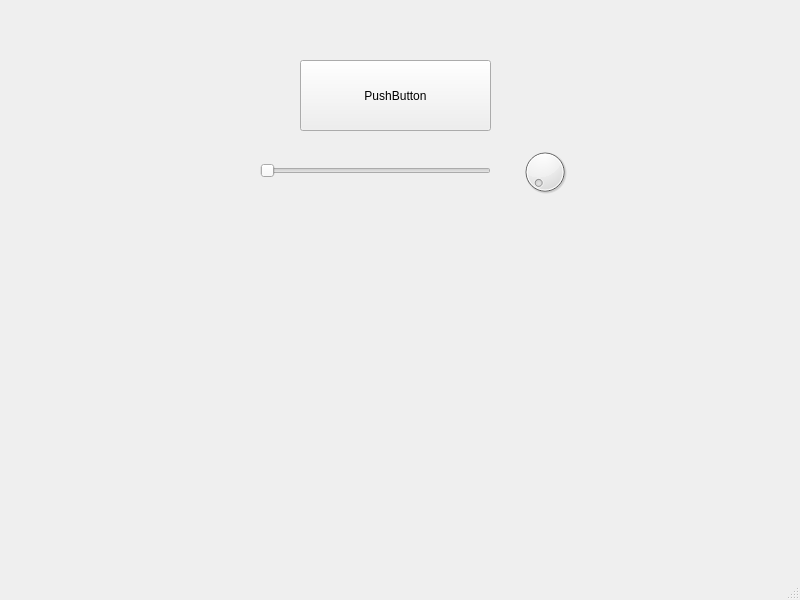
Old version of the form ui/mainwindow.ui in the repository ltworf/scurpiddu.
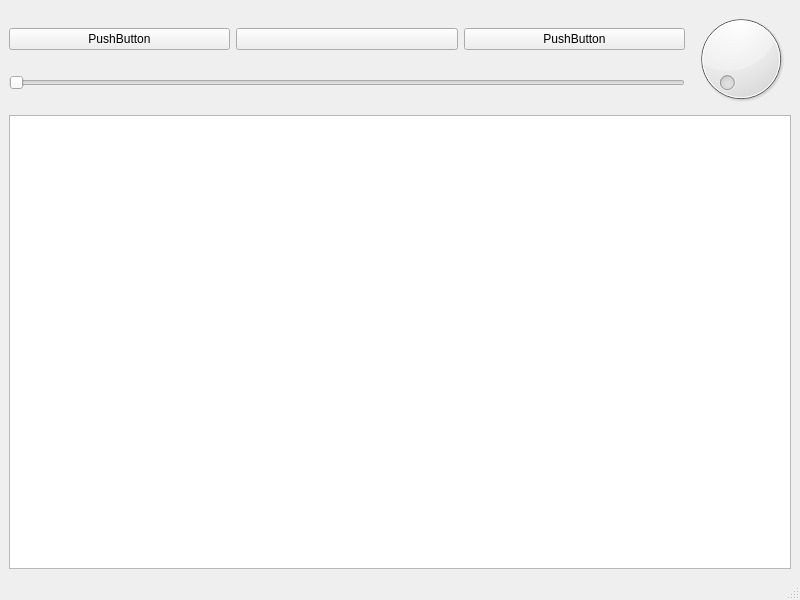
New version of the form. Icons and pictures are not drawn.

```diff
--- a/ui/mainwindow.ui
+++ b/ui/mainwindow.ui
@@ -14,61 +14,84 @@
    <string>MainWindow</string>
   </property>
   <widget class="QWidget" name="centralwidget">
-   <widget class="QDial" name="volume">
-    <property name="geometry">
-     <rect>
-      <x>520</x>
-      <y>140</y>
-      <width>50</width>
-      <height>64</height>
-     </rect>
-    </property>
-    <property name="maximum">
-     <number>100</number>
-    </property>
-   </widget>
-   <widget class="QSlider" name="seekBar">
-    <property name="geometry">
-     <rect>
-      <x>260</x>
-      <y>160</y>
-      <width>231</width>
-      <height>21</height>
-     </rect>
-    </property>
-    <property name="mouseTracking">
-     <bool>false</bool>
-    </property>
-    <property name="tracking">
-     <bool>false</bool>
-    </property>
-    <property name="orientation">
-     <enum>Qt::Horizontal</enum>
-    </property>
-   </widget>
-   <widget class="QPushButton" name="cmdPlayPause">
-    <property name="geometry">
-     <rect>
-      <x>300</x>
-      <y>60</y>
-      <width>191</width>
-      <height>71</height>
-     </rect>
-    </property>
-    <property name="text">
-     <string>PushButton</string>
-    </property>
-    <property name="icon">
-     <iconset>
-      <normaloff>../../../../../usr/share/icons/oxygen/base/48x48/actions/media-playback-pause.png</normaloff>../../../../../usr/share/icons/oxygen/base/48x48/actions/media-playback-pause.png</iconset>
-    </property>
-    <property name="iconSize">
-     <size>
-      <width>48</width>
-      <height>48</height>
-     </size>
-    </property>
-   </widget>
+   <layout class="QVBoxLayout" name="verticalLayout_2">
+    <item>
+     <layout class="QHBoxLayout" name="horizontalLayout_2">
+      <item>
+       <layout class="QVBoxLayout" name="verticalLayout">
+        <item>
+         <layout class="QHBoxLayout" name="horizontalLayout">
+          <item>
+           <widget class="QPushButton" name="pushButton">
+            <property name="text">
+             <string>PushButton</string>
+            </property>
+           </widget>
+          </item>
+          <item>
+           <widget class="QPushButton" name="cmdPlayPause">
+            <property name="text">
+             <string/>
+            </property>
+            <property name="icon">
+             <iconset>
+              <normaloff>../../../../../usr/share/icons/oxygen/base/48x48/actions/media-playback-pause.png</normaloff>../../../../../usr/share/icons/oxygen/base/48x48/actions/media-playback-pause.png</iconset>
+            </property>
+            <property name="iconSize">
+             <size>
+              <width>48</width>
+              <height>48</height>
+             </size>
+            </property>
+           </widget>
+          </item>
+          <item>
+           <widget class="QPushButton" name="pushButton_2">
+            <property name="text">
+             <string>PushButton</string>
+            </property>
+           </widget>
+          </item>
+         </layout>
+        </item>
+        <item>
+         <widget class="QSlider" name="seekBar">
+          <property name="mouseTracking">
+           <bool>false</bool>
+          </property>
+          <property name="tracking">
+           <bool>false</bool>
+          </property>
+          <property name="orientation">
+           <enum>Qt::Horizontal</enum>
+          </property>
+         </widget>
+        </item>
+       </layout>
+      </item>
+      <item>
+       <widget class="QDial" name="volume">
+        <property name="maximum">
+         <number>100</number>
+        </property>
+       </widget>
+      </item>
+     </layout>
+    </item>
+    <item>
+     <widget class="QListView" name="playlistView">
+      <property name="alternatingRowColors">
+       <bool>true</bool>
+      </property>
+      <property name="selectionMode">
+       <enum>QAbstractItemView::ExtendedSelection</enum>
+      </property>
+      <property name="uniformItemSizes">
+       <bool>true</bool>
+      </property>
+     </widget>
+    </item>
+   </layout>
   </widget>
   <widget class="QMenuBar" name="menubar">
    <property name="geometry">
```
Left out of the diff: 40 changed lines with no effect on the pictures.
